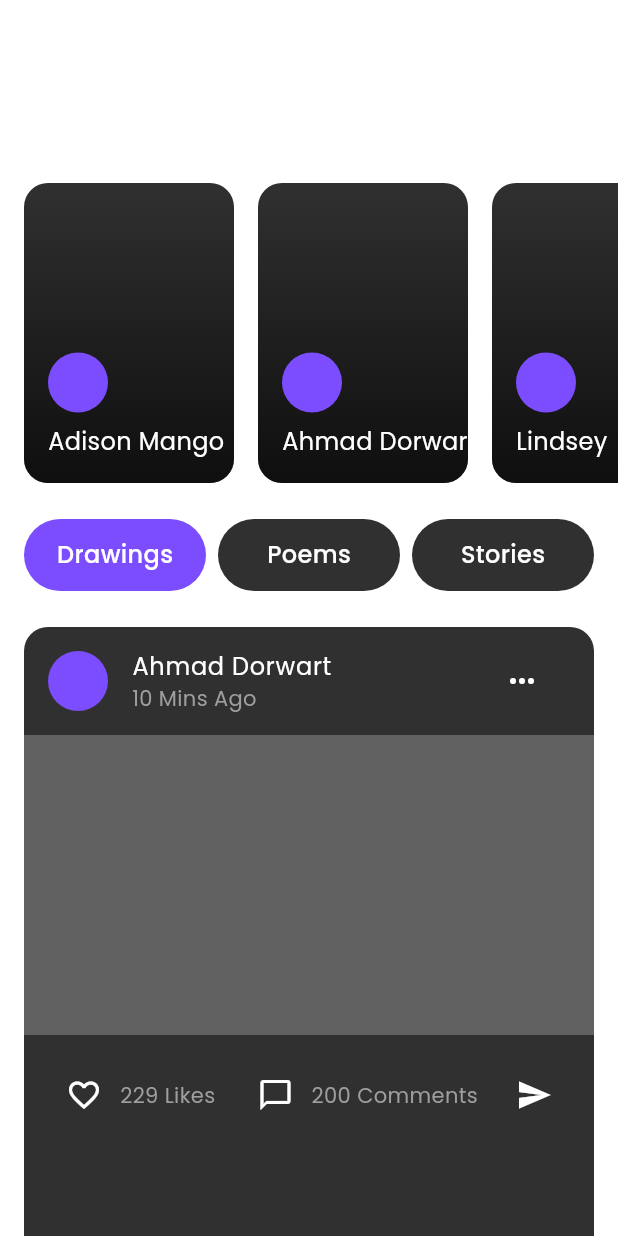
After one commit to Jalaludheen25/Zaitoon, a Flutter app: the KidsCornerScreen screen opened directly, on a phone screen of 412 x 824 dp. The commit adds this screen. Run offline on Flutter 3.47's test engine with Material 3 defaults, Android fonts, the phone set to English and light mode, and no system bars; our stand-ins replace animated_text_kit, cached_network_image, cloud_firestore, firebase_auth, firebase_core, flutter_cache_manager and 9 more; missing offline and left inert: flutter_pdfview, fluttermoji, onesignal_flutter; accounts and stored records are empty; statements that could not run were skipped.

Commit message:
🎨 UI done for bottom navigation screen and kids corner screen

```diff
--- a/analysis_options.yaml
+++ b/analysis_options.yaml
@@ -7,6 +7,9 @@
 
 # The following line activates a set of recommended lints for Flutter apps,
 # packages, and plugins designed to encourage good coding practices.
+analyzer:
+  errors:
+    deprecated_member_use: ignore
 include: package:flutter_lints/flutter.yaml
 
 linter:
--- a/lib/main.dart
+++ b/lib/main.dart
@@ -11,6 +11,7 @@ import 'package:zaitoon/screens/bookmark_screen/hive/bookmark_hive_model.dart';
 import 'package:zaitoon/screens/bookmark_screen/provider/bookmark_provider.dart';
 import 'package:zaitoon/screens/bottom_navigation/provider/bottom_navigation_provider.dart';
 import 'package:zaitoon/screens/home_screen/provider/home_provider.dart';
+import 'package:zaitoon/screens/kids_corner_screen/provider/kids_corner_provider.dart';
 import 'package:zaitoon/screens/login_screen/provider/auth_provider.dart';
 import 'package:zaitoon/screens/reading_screen/provider/pdf_provider.dart';
 import 'package:zaitoon/screens/user_data_collection_screen/provider/user_data_provider.dart';
@@ -74,6 +75,7 @@ class MyApp extends StatelessWidget {
         ChangeNotifierProvider.value(value: bookmarkProvider),
         ChangeNotifierProvider(create: (_) => NavigationProvider()),
         ChangeNotifierProvider(create: (_) => VersionCheckProvider()),
+        ChangeNotifierProvider(create: (_) => KidsCornerProvider()),
       ],
       child: MaterialApp(
         debugShowCheckedModeBanner: false,
--- a/lib/screens/bottom_navigation/bottom_navigation.dart
+++ b/lib/screens/bottom_navigation/bottom_navigation.dart
@@ -6,6 +6,7 @@ import 'package:provider/provider.dart';
 import 'package:zaitoon/screens/bookmark_screen/bookmark_screen.dart';
 import 'package:zaitoon/screens/bottom_navigation/provider/bottom_navigation_provider.dart';
 import 'package:zaitoon/screens/home_screen/home_screen.dart';
+import 'package:zaitoon/screens/kids_corner_screen/kids_corner_screen.dart';
 import 'package:zaitoon/screens/login_screen/provider/auth_provider.dart';
 import 'package:zaitoon/screens/settings_screen/settings_screen.dart';
 import 'package:zaitoon/screens/standalone_stories/standalone_story_list_screen.dart';
@@ -55,6 +56,7 @@ class _BottomNavigationScreenState extends State<BottomNavigationScreen> {
             children: const [
               HomeScreen(),
               StoriesScreen(),
+              KidsCornerScreen(),
               BookmarkScreen(),
               SettingsScreen(),
             ],
@@ -109,6 +111,14 @@ class StoryAppBottomNav extends StatelessWidget {
           label: 'Stories',
         ),
         NavigationDestination(
+          icon: Icon(LucideIcons.pencil),
+          selectedIcon: Icon(
+            LucideIcons.paintbrush,
+            color: Colors.white,
+          ),
+          label: 'Kids Corner',
+        ),
+        NavigationDestination(
           icon: Icon(LucideIcons.bookmark),
           selectedIcon: Icon(
             LucideIcons.bookMarked,
--- /dev/null
+++ b/lib/screens/kids_corner_screen/kids_corner_screen.dart
@@ -0,0 +1,265 @@
+import 'package:flutter/material.dart';
+import 'package:zaitoon/constants/color_class.dart';
+
+class KidsCornerScreen extends StatefulWidget {
+  const KidsCornerScreen({super.key});
+
+  @override
+  State<KidsCornerScreen> createState() => _KidsCornerScreenState();
+}
+
+class _KidsCornerScreenState extends State<KidsCornerScreen>
+    with SingleTickerProviderStateMixin {
+  late TabController _tabController;
+
+  final List<Map<String, String>> stories = [
+    {
+      'name': 'Adison Mango',
+      'image': 'assets/forest_bg.jpg',
+      'avatar': 'assets/adison_avatar.jpg'
+    },
+    {
+      'name': 'Ahmad Dorwart',
+      'image': 'assets/wave_bg.jpg',
+      'avatar': 'assets/ahmad_avatar.jpg'
+    },
+    {
+      'name': 'Lindsey',
+      'image': 'assets/mountain_bg.jpg',
+      'avatar': 'assets/lindsey_avatar.jpg'
+    },
+  ];
+
+  @override
+  void initState() {
+    super.initState();
+    _tabController = TabController(length: 3, vsync: this);
+  }
+
+  @override
+  void dispose() {
+    _tabController.dispose();
+    super.dispose();
+  }
+
+  Widget _buildTabButton(String text, int index) {
+    return Expanded(
+      child: GestureDetector(
+        onTap: () => _tabController.animateTo(index),
+        child: AnimatedBuilder(
+          animation: _tabController,
+          builder: (context, child) {
+            return Container(
+              height: 48,
+              decoration: BoxDecoration(
+                color: _tabController.index == index
+                    ? ColorClass.primaryColor
+                    : Colors.grey[850],
+                borderRadius: BorderRadius.circular(24),
+              ),
+              child: Center(
+                child: Text(
+                  text,
+                  style: TextStyle(
+                    color: ColorClass.white,
+                    fontSize: 16,
+                    fontWeight: FontWeight.w500,
+                  ),
+                ),
+              ),
+            );
+          },
+        ),
+      ),
+    );
+  }
+
+  @override
+  Widget build(BuildContext context) {
+    return Scaffold(
+      backgroundColor: Colors.transparent,
+      appBar: AppBar(
+        automaticallyImplyLeading: false,
+        backgroundColor: Colors.transparent,
+        title: const Text(
+          'Kids Corner',
+          style: TextStyle(
+            color: ColorClass.white,
+            fontSize: 24,
+            fontWeight: FontWeight.bold,
+          ),
+        ),
+      ),
+      body: SingleChildScrollView(
+        child: Column(
+          crossAxisAlignment: CrossAxisAlignment.start,
+          children: [
+            const Padding(
+              padding: EdgeInsets.all(16.0),
+              child: Text(
+                'Stories',
+                style: TextStyle(
+                  color: ColorClass.white,
+                  fontSize: 24,
+                  fontWeight: FontWeight.w500,
+                ),
+              ),
+            ),
+            SizedBox(
+              height: 200,
+              child: ListView.builder(
+                scrollDirection: Axis.horizontal,
+                itemCount: stories.length,
+                padding: const EdgeInsets.symmetric(horizontal: 16),
+                itemBuilder: (context, index) {
+                  return Container(
+                    width: 140,
+                    margin: const EdgeInsets.only(right: 16),
+                    decoration: BoxDecoration(
+                      borderRadius: BorderRadius.circular(16),
+                      color: Colors.grey[850],
+                    ),
+                    child: Stack(
+                      children: [
+                        ClipRRect(
+                          borderRadius: BorderRadius.circular(16),
+                          child: Container(
+                            decoration: BoxDecoration(
+                              gradient: LinearGradient(
+                                begin: Alignment.topCenter,
+                                end: Alignment.bottomCenter,
+                                colors: [
+                                  Colors.transparent,
+                                  Colors.black.withOpacity(0.7)
+                                ],
+                              ),
+                            ),
+                          ),
+                        ),
+                        Positioned(
+                          bottom: 16,
+                          left: 16,
+                          child: Column(
+                            crossAxisAlignment: CrossAxisAlignment.start,
+                            children: [
+                              CircleAvatar(
+                                radius: 20,
+                                backgroundColor: ColorClass.primaryColor,
+                              ),
+                              const SizedBox(height: 8),
+                              Text(
+                                stories[index]['name']!,
+                                style: const TextStyle(
+                                  color: ColorClass.white,
+                                  fontSize: 16,
+                                ),
+                              ),
+                            ],
+                          ),
+                        ),
+                      ],
+                    ),
+                  );
+                },
+              ),
+            ),
+            Padding(
+              padding: const EdgeInsets.symmetric(horizontal: 16, vertical: 24),
+              child: Row(
+                children: [
+                  _buildTabButton('Drawings', 0),
+                  const SizedBox(width: 8),
+                  _buildTabButton('Poems', 1),
+                  const SizedBox(width: 8),
+                  _buildTabButton('Stories', 2),
+                ],
+              ),
+            ),
+            SizedBox(
+              height: MediaQuery.of(context).size.height - 400,
+              child: TabBarView(
+                controller: _tabController,
+                children: [
+                  _buildPost(),
+                  _buildPost(),
+                  _buildPost(),
+                ],
+              ),
+            ),
+          ],
+        ),
+      ),
+    );
+  }
+
+  Widget _buildPost() {
+    return Container(
+      margin: const EdgeInsets.symmetric(horizontal: 16),
+      decoration: BoxDecoration(
+        color: Colors.grey[850],
+        borderRadius: BorderRadius.circular(16),
+      ),
+      child: Column(
+        crossAxisAlignment: CrossAxisAlignment.start,
+        children: [
+          ListTile(
+            leading: const CircleAvatar(
+              radius: 20,
+              backgroundColor: ColorClass.primaryColor,
+            ),
+            title: const Text(
+              'Ahmad Dorwart',
+              style: TextStyle(color: ColorClass.white),
+            ),
+            subtitle: const Text(
+              '10 Mins Ago',
+              style: TextStyle(color: Colors.grey),
+            ),
+            trailing: IconButton(
+              icon: const Icon(Icons.more_horiz, color: ColorClass.white),
+              onPressed: () {},
+            ),
+          ),
+          Container(
+            height: 200,
+            width: double.infinity,
+            decoration: BoxDecoration(
+              color: Colors.grey[700],
+            ),
+          ),
+          Padding(
+            padding: const EdgeInsets.all(16.0),
+            child: Row(
+              children: [
+                IconButton(
+                  icon: const Icon(Icons.favorite_border,
+                      color: ColorClass.white),
+                  onPressed: () {},
+                ),
+                const Text(
+                  '229 Likes',
+                  style: TextStyle(color: Colors.grey),
+                ),
+                const SizedBox(width: 16),
+                IconButton(
+                  icon: const Icon(Icons.chat_bubble_outline,
+                      color: ColorClass.white),
+                  onPressed: () {},
+                ),
+                const Text(
+                  '200 Comments',
+                  style: TextStyle(color: Colors.grey),
+                ),
+                const Spacer(),
+                IconButton(
+                  icon: const Icon(Icons.send, color: ColorClass.white),
+                  onPressed: () {},
+                ),
+              ],
+            ),
+          ),
+        ],
+      ),
+    );
+  }
+}
--- /dev/null
+++ b/lib/screens/kids_corner_screen/provider/kids_corner_provider.dart
@@ -0,0 +1,5 @@
+import 'package:flutter/material.dart';
+
+class KidsCornerProvider extends ChangeNotifier {
+
+}
```
Also changed, not shown: 1 other file.
